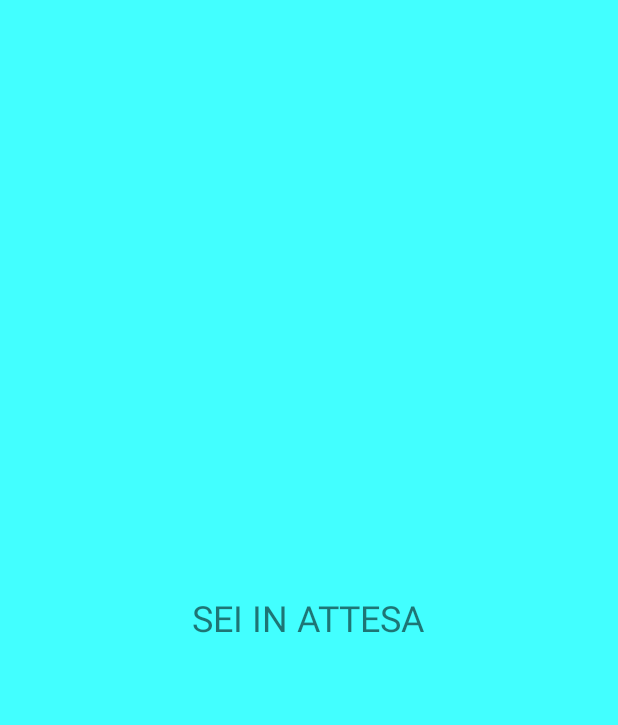
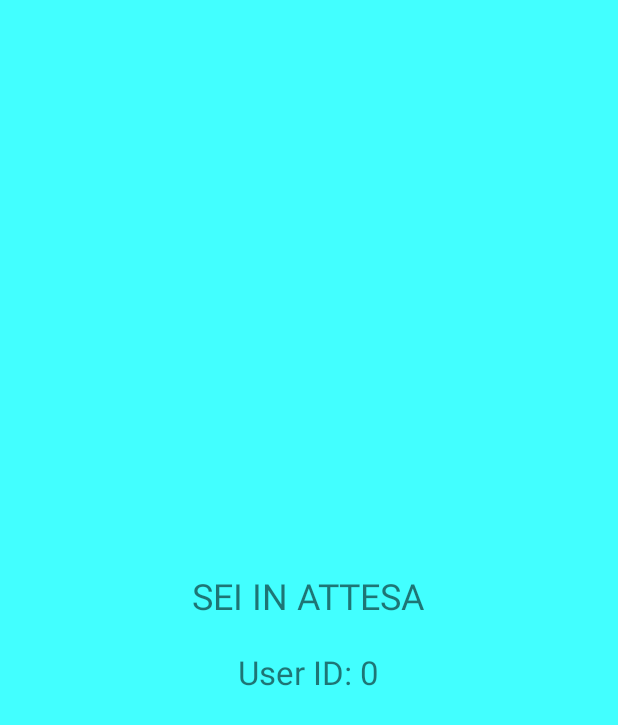
Before and after one commit to BiagioeCarmine/Morra_online_app, an Android app: the MatchMakingScreen screen opened through its navigation route, on a phone screen of 412 x 824 dp. Shown: the top 725 px of the screen. Run offline under Robolectric (Android 15) with nearby library versions, the light colour scheme and no system bars; our stand-ins replace Volley; network calls fail.

Commit message:
aggiunta funzionalità coda privata
Signed-off-by: Carmine Zaccagnino <carmine@carminezacc.com>

```diff
--- a/app/src/main/java/com/carminezacc/morra/MatchMakingScreen.java
+++ b/app/src/main/java/com/carminezacc/morra/MatchMakingScreen.java
@@ -4,6 +4,7 @@ import android.os.Bundle;
 import android.view.LayoutInflater;
 import android.view.View;
 import android.view.ViewGroup;
+import android.widget.TextView;
 
 import androidx.annotation.NonNull;
 import androidx.fragment.app.Fragment;
@@ -12,19 +13,35 @@ import androidx.navigation.fragment.NavHostFragment;
 import com.carminezacc.morra.backend.Matchmaking;
 import com.carminezacc.morra.backend.QueueStatusHandler;
 import com.carminezacc.morra.polling.PollingThreadQueue;
+import com.carminezacc.morra.state.SessionSingleton;
 
 import org.joda.time.DateTime;
 
 public class MatchMakingScreen extends Fragment {
+    private static final String ARG_PARAM1 = "type";
 
     PollingThreadQueue pollingThreadQueue;
 
+    TextView userIdText;
+
+    String type;
 
 
-    private void playMatch(int matchId){
+    private void playMatch(int matchId) {
         Bundle bundle = new Bundle();
         bundle.putInt("matchId", matchId);
         NavHostFragment.findNavController(MatchMakingScreen.this).navigate(R.id.mm_to_confirm, bundle);
+    }
+
+    @Override
+    public void onCreate(Bundle savedInstanceState) {
+        super.onCreate(savedInstanceState);
+
+        if (getArguments() != null) {
+            type = getArguments().getString(ARG_PARAM1);
+        } else {
+            // TODO:error handling
+        }
     }
 
     @Override
@@ -36,7 +53,9 @@ public class MatchMakingScreen extends Fragment {
     }
 
     public void onViewCreated(@NonNull View view, Bundle savedInstanceState) {
+        userIdText = view.findViewById(R.id.userIdText);
         super.onViewCreated(view, savedInstanceState);
+        if (type == "public")
             Matchmaking.addToPublicQueue(MatchMakingScreen.this.getContext().getApplicationContext(), new QueueStatusHandler() {
                 @Override
                 public void handleMatchCreation(int matchId) {
@@ -45,9 +64,9 @@ public class MatchMakingScreen extends Fragment {
 
                 @Override
                 public void handlePollingRequired(boolean inQueue, DateTime pollBefore) {
-                if (inQueue){
+                    if (inQueue) {
 
-                    pollingThreadQueue = new PollingThreadQueue(pollBefore, true, MatchMakingScreen.this.getContext().getApplicationContext(), new QueueStatusHandler(){
+                        pollingThreadQueue = new PollingThreadQueue(pollBefore, true, MatchMakingScreen.this.getContext().getApplicationContext(), new QueueStatusHandler() {
                             @Override
                             public void handleMatchCreation(int matchId) {
                                 playMatch(matchId);
@@ -63,6 +82,32 @@ public class MatchMakingScreen extends Fragment {
                     }
                 }
             });
+        else {
+            userIdText.setText("User ID: " + String.valueOf(SessionSingleton.getInstance().getUserId()));
+            Matchmaking.addToPrivateQueue(MatchMakingScreen.this.getContext().getApplicationContext(), new QueueStatusHandler() {
+                @Override
+                public void handleMatchCreation(int matchId) {
+                    // MAI CHIAMATO, VISTO CHE AGGIUNGIAMO ALLA CODA PRIVATA
+                }
+
+                @Override
+                public void handlePollingRequired(boolean inQueue, DateTime pollBefore) {
+                    pollingThreadQueue = new PollingThreadQueue(pollBefore, false, MatchMakingScreen.this.getContext().getApplicationContext(), new QueueStatusHandler() {
+                        @Override
+                        public void handleMatchCreation(int matchId) {
+                            playMatch(matchId);
+                        }
+
+                        @Override
+                        public void handlePollingRequired(boolean inQueue, DateTime pollBefore) {
+                            // NON VERRÀ MAI CHIAMATO PERCHÉ LO GESTISCE IL THREAD
+                        }
+                    });
+                    Thread t = new Thread(pollingThreadQueue);
+                    t.start();
+                }
+            });
+        }
     }
 
     @Override
--- a/app/src/main/java/com/carminezacc/morra/Play.java
+++ b/app/src/main/java/com/carminezacc/morra/Play.java
@@ -4,7 +4,6 @@ import android.os.Bundle;
 import android.view.LayoutInflater;
 import android.view.View;
 import android.view.ViewGroup;
-import android.widget.Button;
 import android.widget.ImageButton;
 
 import androidx.annotation.NonNull;
@@ -32,8 +31,10 @@ public class Play extends Fragment {
         mmButton.setOnClickListener(new View.OnClickListener() {
             @Override
             public void onClick(View view) {
+                Bundle bundle = new Bundle();
+                bundle.putString("type", "public");
                 NavHostFragment.findNavController(Play.this)
-                        .navigate(R.id.goToMM);
+                        .navigate(R.id.goToMM, bundle);
             }
         });
 
--- a/app/src/main/java/com/carminezacc/morra/backend/Matchmaking.java
+++ b/app/src/main/java/com/carminezacc/morra/backend/Matchmaking.java
@@ -70,7 +70,7 @@ public class Matchmaking {
     }
 
     public static void addToPrivateQueue(Context context, final QueueStatusHandler handler){
-        String path = "mm/queue";
+        String path = "/mm/queue";
         RequestQueue queue = QueueSingleton.getInstance(context).getRequestQueue();
         SessionSingleton session = SessionSingleton.getInstance();
         final String jwt = session.getToken();
@@ -122,7 +122,7 @@ public class Matchmaking {
             public void onResponse(String res) {
                 try {
                     JSONObject response = new JSONObject(res);
-                    handler.handlerPlayWithFriend(true, response.getInt("id"));
+                    handler.handlerPlayWithFriend(true, response.getInt("match"));
                 } catch (JSONException e) {
                     e.printStackTrace();
                     handler.handlerPlayWithFriend(false, 0);
--- a/app/src/main/res/layout/matchmaking.xml
+++ b/app/src/main/res/layout/matchmaking.xml
@@ -1,18 +1,17 @@
 <?xml version="1.0" encoding="utf-8"?>
 <androidx.coordinatorlayout.widget.CoordinatorLayout xmlns:android="http://schemas.android.com/apk/res/android"
-    xmlns:app="http://schemas.android.com/apk/res-auto"
     xmlns:tools="http://schemas.android.com/tools"
     android:layout_width="match_parent"
     android:layout_height="match_parent"
     tools:context=".MatchMakingScreen">
 
     <LinearLayout xmlns:android="http://schemas.android.com/apk/res/android"
-        xmlns:app="http://schemas.android.com/apk/res-auto"
         xmlns:tools="http://schemas.android.com/tools"
         android:layout_width="match_parent"
         android:layout_height="match_parent"
         android:gravity="center"
         android:orientation="vertical">
+
         <TextView
             android:layout_width="wrap_content"
             android:layout_height="wrap_content"
@@ -20,6 +19,13 @@
             android:text="SEI IN ATTESA"
             android:textSize="24sp" />
 
+        <TextView
+            android:id="@+id/userIdText"
+            android:text=""
+            android:textSize="22sp"
+            android:layout_width="wrap_content"
+            android:layout_height="wrap_content" />
+
     </LinearLayout>
 
 
--- a/app/src/main/res/navigation/nav_graph.xml
+++ b/app/src/main/res/navigation/nav_graph.xml
@@ -77,6 +77,12 @@
         <action
             android:id="@+id/friends_to_home"
             app:destination="@id/home" />
+        <action
+            android:id="@+id/friends_to_mm"
+            app:destination="@id/matchmaking" />
+        <action
+            android:id="@+id/friends_to_confirm"
+            app:destination="@id/waiting_for_match_confirmation" />
     </fragment>
 
     <fragment
```
Also changed, not shown: app/src/main/java/com/carminezacc/morra/PlayWithFriends.java (+52 -1 lines). Lines whose indentation alone changed are shown as unchanged.
